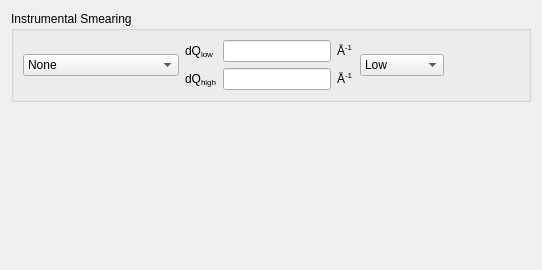
This is src/sas/qtgui/Perspectives/Fitting/UI/SmearingWidgetUI.ui in SasView/sasview as Qt 5 draws it before an edit. The edited form follows.
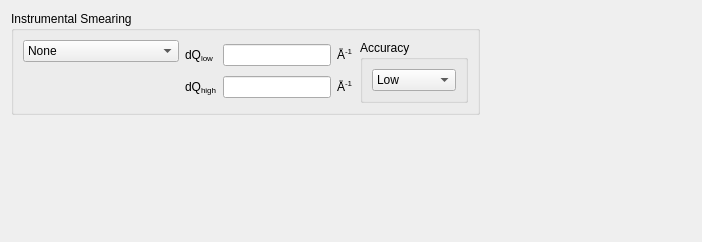
This is the edited form.

Commit message: Fixed smearing for 1 and 2D

The edit to the form file:
```diff
--- a/src/sas/qtgui/Perspectives/Fitting/UI/SmearingWidgetUI.ui
+++ b/src/sas/qtgui/Perspectives/Fitting/UI/SmearingWidgetUI.ui
@@ -6,18 +6,18 @@
    <rect>
     <x>0</x>
     <y>0</y>
-    <width>542</width>
-    <height>270</height>
+    <width>702</width>
+    <height>242</height>
    </rect>
   </property>
   <property name="windowTitle">
    <string>Form</string>
   </property>
-  <layout class="QGridLayout" name="gridLayout_2">
+  <layout class="QGridLayout" name="gridLayout_4">
    <item row="0" column="0">
     <widget class="QGroupBox" name="groupBox_4">
      <property name="sizePolicy">
-      <sizepolicy hsizetype="Preferred" vsizetype="Minimum">
+      <sizepolicy hsizetype="Preferred" vsizetype="Fixed">
        <horstretch>0</horstretch>
        <verstretch>0</verstretch>
       </sizepolicy>
@@ -25,7 +25,9 @@
      <property name="title">
       <string>Instrumental Smearing</string>
      </property>
-     <layout class="QGridLayout" name="gridLayout">
+     <layout class="QGridLayout" name="gridLayout_3">
+      <item row="0" column="0">
+       <layout class="QGridLayout" name="gridLayout_2">
       <item row="0" column="0">
        <widget class="QComboBox" name="cbSmearing">
         <property name="currentIndex">
@@ -56,7 +58,7 @@
         </item>
        </widget>
       </item>
-      <item row="0" column="1">
+        <item row="0" column="1" rowspan="2">
        <layout class="QGridLayout" name="gridLayout_11">
         <item row="0" column="0">
          <widget class="QLabel" name="lblSmearUp">
@@ -94,7 +96,13 @@
         </item>
        </layout>
       </item>
-      <item row="0" column="2">
+        <item row="0" column="2" rowspan="2">
+         <widget class="QGroupBox" name="gAccuracy">
+          <property name="title">
+           <string>Accuracy</string>
+          </property>
+          <layout class="QGridLayout" name="gridLayout">
+           <item row="0" column="0">
        <widget class="QComboBox" name="cbAccuracy">
         <item>
          <property name="text">
@@ -118,7 +126,28 @@
         </item>
        </widget>
       </item>
-      <item row="0" column="3">
+          </layout>
+         </widget>
+        </item>
+        <item row="1" column="0">
+         <spacer name="verticalSpacer_2">
+          <property name="orientation">
+           <enum>Qt::Vertical</enum>
+          </property>
+          <property name="sizeHint" stdset="0">
+           <size>
+            <width>20</width>
+            <height>18</height>
+           </size>
+          </property>
+         </spacer>
+        </item>
+       </layout>
+      </item>
+     </layout>
+    </widget>
+   </item>
+   <item row="0" column="1">
        <spacer name="horizontalSpacer_2">
         <property name="orientation">
          <enum>Qt::Horizontal</enum>
@@ -130,9 +159,6 @@
          </size>
         </property>
        </spacer>
-      </item>
-     </layout>
-    </widget>
    </item>
    <item row="1" column="0">
     <spacer name="verticalSpacer">
```
Left out of the diff: 4 changed lines with no effect on the pictures. Lines whose indentation alone changed are shown as unchanged. The commit also changes 3 other files.
